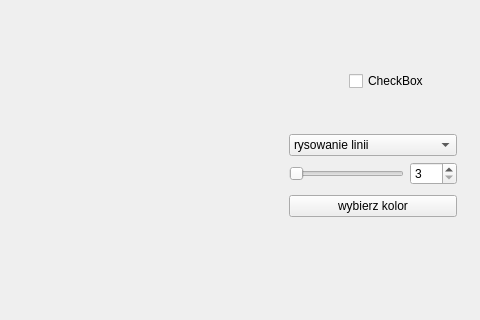
Before: the Qt Designer form mainwindow.ui in daszkiewiczk/piksel, drawn with Qt 5; both pictures show x 351 to 831 and y 0 to 320 of the 831 by 600 pixel window.
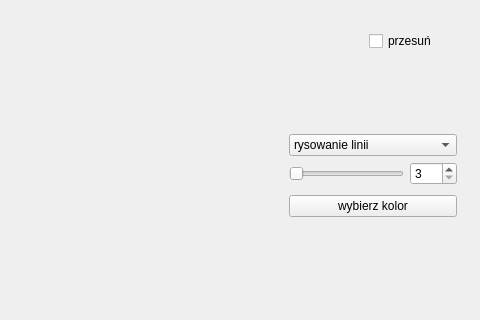
After: the same form once the commit is applied. Custom widgets are drawn as their Qt base class.

```diff
--- a/mainwindow.ui
+++ b/mainwindow.ui
@@ -17,14 +17,14 @@
    <widget class="QCheckBox" name="checkBox">
     <property name="geometry">
      <rect>
-      <x>700</x>
-      <y>70</y>
+      <x>720</x>
+      <y>30</y>
       <width>78</width>
       <height>22</height>
      </rect>
     </property>
     <property name="text">
-     <string>CheckBox</string>
+     <string>przesuń</string>
     </property>
    </widget>
    <widget class="Ekran" name="widget" native="true">
@@ -37,7 +37,7 @@
      </rect>
     </property>
    </widget>
-   <widget class="QWidget" name="">
+   <widget class="QWidget" name="layoutWidget">
     <property name="geometry">
      <rect>
       <x>640</x>
```
Left out of the diff: 10 changed lines with no effect on the pictures.
